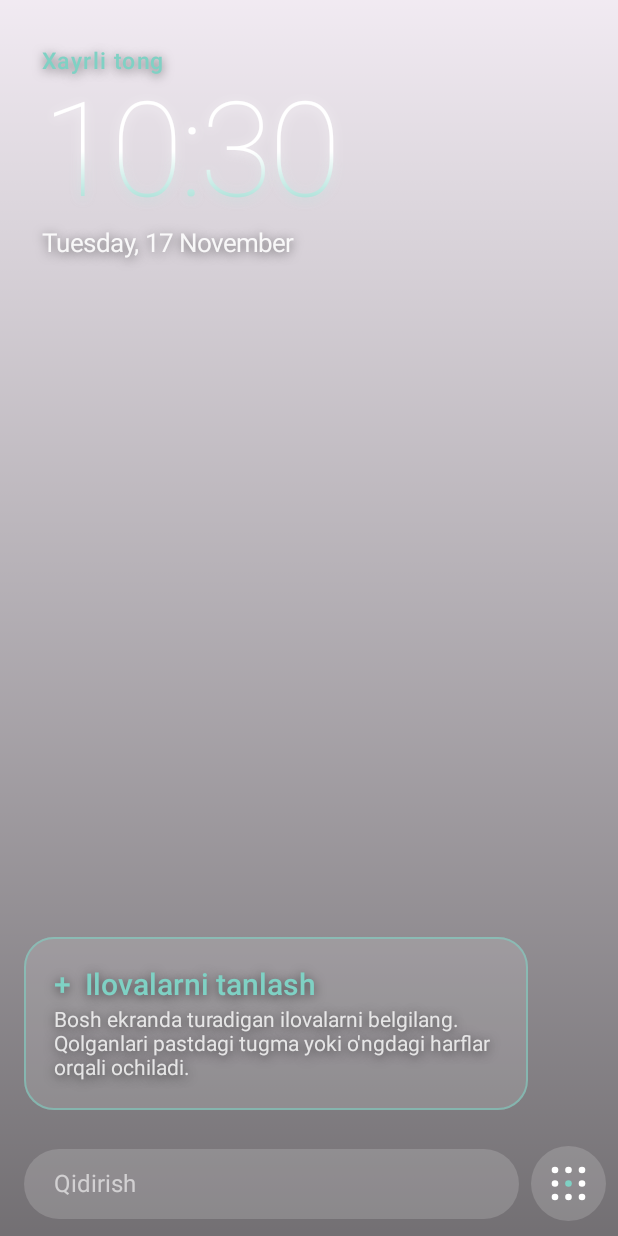
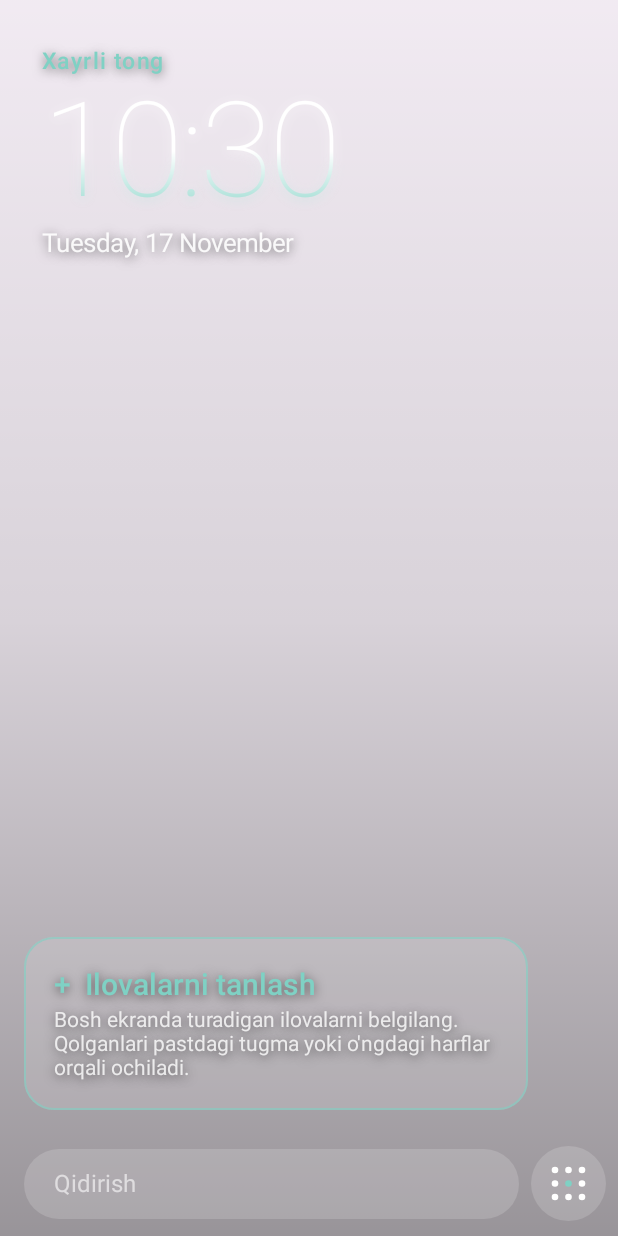
Before and after one commit to jamolxonkarimov-dot/oqim-launcher, an Android app built with Jetpack Compose: the composable LauncherScreen shown on its own in the app's theme, on a phone screen of 412 x 824 dp. Run offline under Robolectric (Android 15) with nearby library versions, the phone set to English and light mode, and no system bars.

```diff
--- a/app/src/main/java/uz/oqim/launcher/LauncherScreen.kt
+++ b/app/src/main/java/uz/oqim/launcher/LauncherScreen.kt
@@ -156,7 +156,7 @@ fun LauncherScreen(vm: LauncherViewModel, onSetDefault: () -> Unit) {
     Box(
         Modifier
             .fillMaxSize()
-            .background(Brush.verticalGradient(listOf(Color.Black.copy(alpha = 0.05f), Color.Black.copy(alpha = 0.55f)))),
+            .background(Brush.verticalGradient(listOf(Color.Black.copy(alpha = 0.05f), Color.Black.copy(alpha = 0.15f), Color.Black.copy(alpha = 0.40f)))),
     ) {
         // ---------- Home ----------
         Column(
```
Also changed, not shown: app/src/main/java/uz/oqim/launcher/MainActivity.kt (+10 -1 lines).
